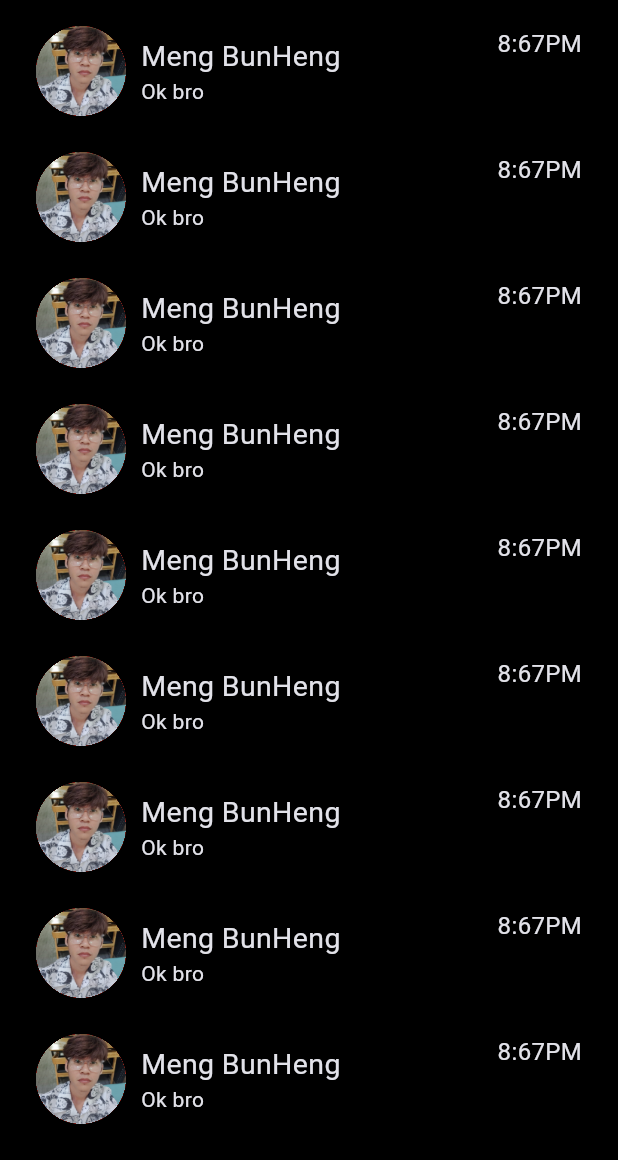
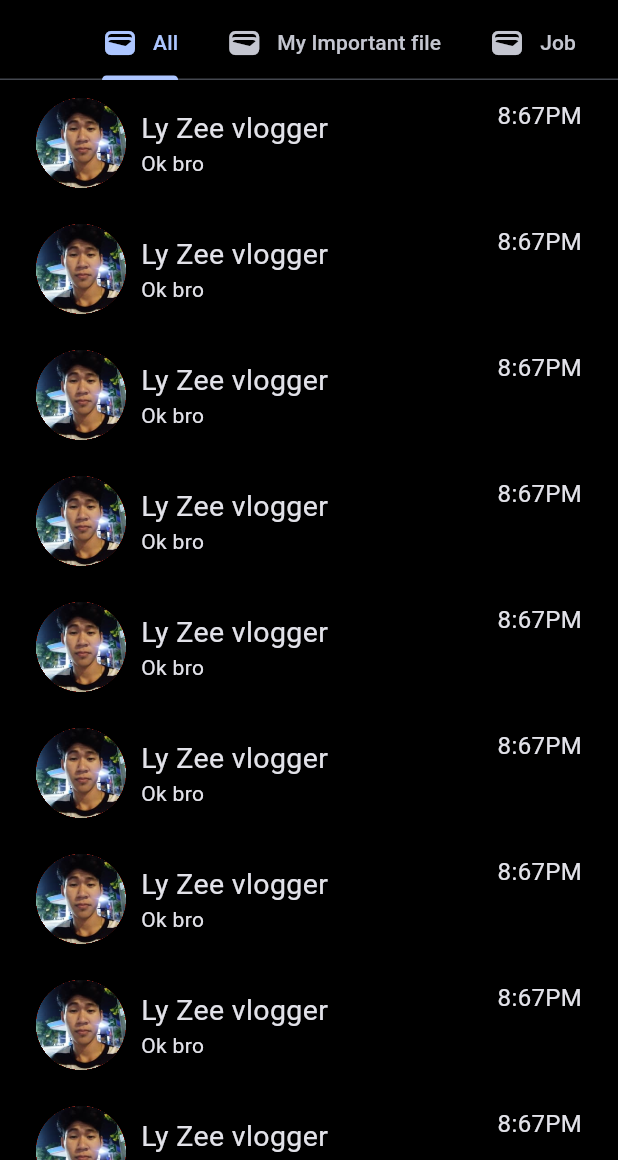
Before and after one commit to leangsengLy/Flutter_Project, a Flutter app: the screen it shows after launch, on a phone screen of 412 x 824 dp, the part 76-1236 px from its top. Run offline on Flutter 3.47's test engine with Material 3 defaults, Android fonts, the phone set to English and light mode, and no system bars; our stand-ins replace flutter_riverpod, google_fonts, google_maps_flutter, image_picker, location, riverpod and 2 more; accounts and stored records are empty.

Commit message:
add new code

```diff
--- a/telechat/lib/Widget/cardChat.dart
+++ b/telechat/lib/Widget/cardChat.dart
@@ -41,7 +41,12 @@ class CardChatState extends State<CardChat> {
                       color: Colors.red,
                       borderRadius: BorderRadius.circular(100),
                     ),
-                    child: Image.asset('assets/images/4.jpg'),
+                    child: Image.asset(
+                      'assets/images/1.jpg',
+                      width: double.infinity,
+                      height: double.infinity,
+                      fit: BoxFit.cover,
+                    ),
                   ),
                   const SizedBox(
                     width: 10,
@@ -51,7 +56,7 @@ class CardChatState extends State<CardChat> {
                     crossAxisAlignment: CrossAxisAlignment.start,
                     children: [
                       Text(
-                        'Meng BunHeng',
+                        'Ly Zee vlogger',
                         style: TextStyle(fontSize: 19),
                       ),
                       Text(
--- a/telechat/lib/main.dart
+++ b/telechat/lib/main.dart
@@ -1,5 +1,6 @@
 import 'package:flutter/material.dart';
 import 'package:telechat/Screen/bodyListChat.dart';
+import 'package:telechat/Screen/chatScreen.dart';
 import 'package:telechat/Widget/drawerLeft/drawer.dart';
 
 void main() {
@@ -11,6 +12,12 @@ class MyTeleApp extends StatelessWidget {
   Widget bodyContent = const Center(
     child: Text("Center"),
   );
+  List<Widget> listViewContents = [
+    const BodyListchat(),
+    const Center(child: Text("No available data!")),
+    const Center(child: Text("No available data!")),
+    const Center(child: Text("No available data!")),
+  ];
   //use for open drawer direct by click button action
   final GlobalKey<ScaffoldState> _scaffoldKey = GlobalKey<ScaffoldState>();
   @override
@@ -23,10 +30,53 @@ class MyTeleApp extends StatelessWidget {
           brightness: Brightness.dark,
         ),
       ),
-      home: Scaffold(
+      home: DefaultTabController(
+        length: 10,
+        child: Scaffold(
           key: _scaffoldKey,
           appBar: AppBar(
             backgroundColor: Colors.black,
+            bottom: const TabBar(
+              isScrollable: true,
+              tabs: [
+                Tab(
+                  child: Row(
+                    children: [
+                      Icon(Icons.wallet),
+                      SizedBox(width: 10),
+                      Text("All"),
+                    ],
+                  ),
+                ),
+                Tab(
+                  child: Row(
+                    children: [
+                      Icon(Icons.wallet),
+                      SizedBox(width: 10),
+                      Text("My Important file"),
+                    ],
+                  ),
+                ),
+                Tab(
+                  child: Row(
+                    children: [
+                      Icon(Icons.wallet),
+                      SizedBox(width: 10),
+                      Text("Job"),
+                    ],
+                  ),
+                ),
+                Tab(
+                  child: Row(
+                    children: [
+                      Icon(Icons.wallet),
+                      SizedBox(width: 10),
+                      Text("Project Flutter"),
+                    ],
+                  ),
+                ),
+              ],
+            ),
             leading: IconButton(
               onPressed: () {
                 _scaffoldKey.currentState?.openDrawer(); // Open the Drawer
@@ -136,9 +186,12 @@ class MyTeleApp extends StatelessWidget {
           body: Container(
             color: Colors.black,
             height: double.infinity,
-          child: const BodyListchat(),
+            child: TabBarView(
+              children: listViewContents,
+            ),
           ),
           drawer: const DrawerLeft(),
+        ),
       ),
     );
   }
```
Also changed, not shown: telechat/lib/Screen/drawerItemDeltailScreen.dart (added, +23 -0 lines), telechat/lib/Widget/drawerLeft/drawer.dart (+57 -24 lines). Lines whose indentation alone changed are shown as unchanged.
